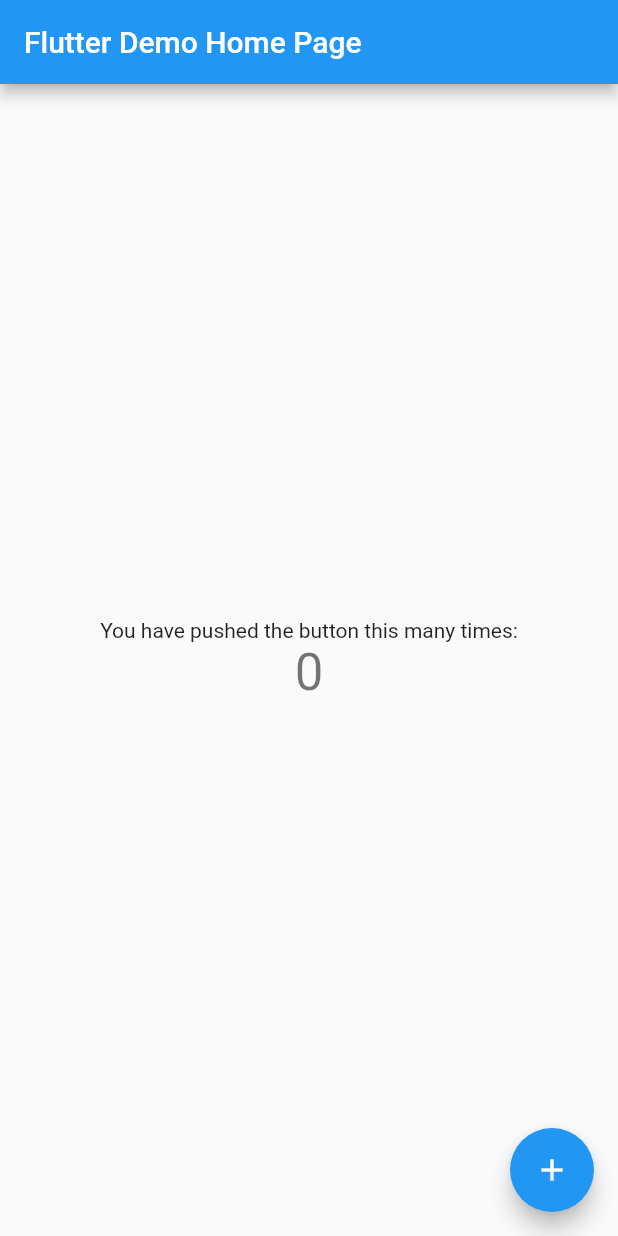
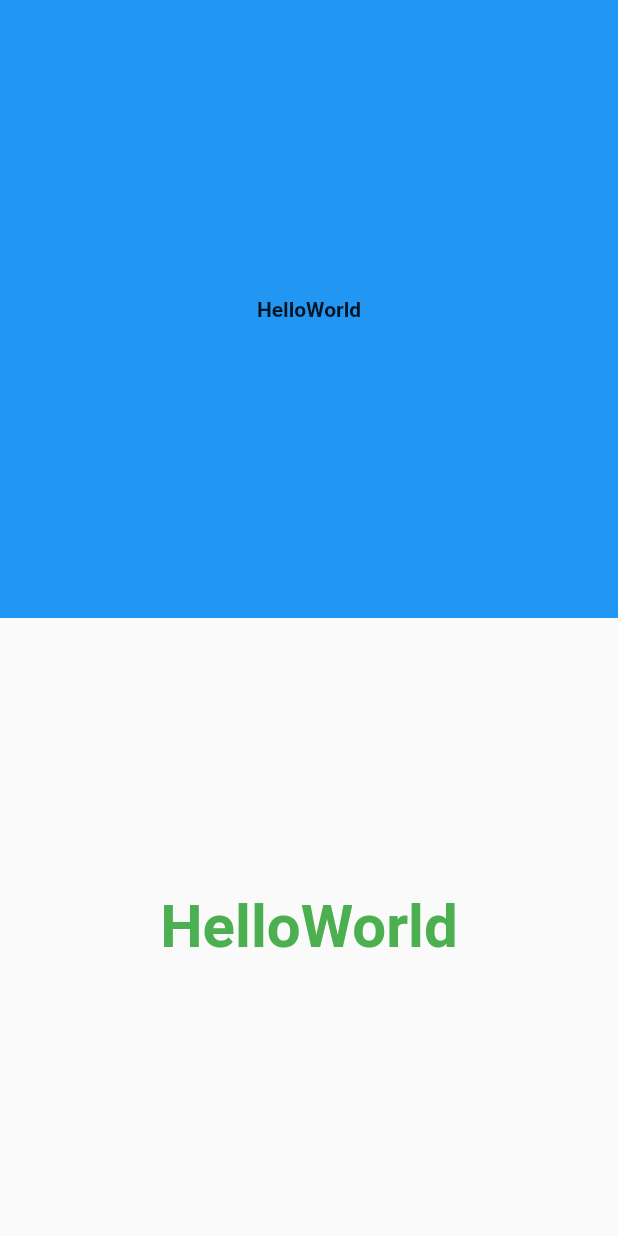
Before and after one commit to Ans67/flutter_demo, a Flutter app: the screen it shows after launch, on a phone screen of 412 x 824 dp. Run offline on Flutter 3.47's test engine with Material 2 defaults, Android fonts, the phone set to English and light mode, and no system bars.

Commit message:
testing demos

```diff
--- a/lib/main.dart
+++ b/lib/main.dart
@@ -1,7 +1,11 @@
 import 'package:flutter/material.dart';
+import 'package:flutter_application/test.dart';
+import 'package:flutter_application/test2.dart';
 
 void main() {
-  runApp(MyApp());
+  // runApp(MyApp());
+  // runApp(Test());
+  runApp(Test2());
 }
 
 class MyApp extends StatelessWidget {
--- /dev/null
+++ b/lib/test2.dart
@@ -0,0 +1,82 @@
+import 'package:flutter/cupertino.dart';
+import 'package:flutter/material.dart';
+
+class Test2 extends StatefulWidget {
+  const Test2({Key key}) : super(key: key);
+
+  @override
+  _Test2State createState() => _Test2State();
+}
+
+class _Test2State extends State<Test2> {
+  var textStyle = TextStyle(
+    fontWeight: FontWeight.bold,
+  );
+
+  var textStyle2 = TextStyle(
+    fontWeight: FontWeight.bold,
+    color: Colors.green,
+    fontSize: 40.0,
+  );
+
+  @override
+  Widget build(BuildContext context) {
+    return MaterialApp(
+      home: Scaffold(
+        body: Container(
+          child: Column(
+            children: [
+              Expanded(
+                child: _buildMaterialApp(),
+              ),
+              Expanded(
+                child: _buildCupertinoApp(),
+              ),
+            ],
+          ),
+        ),
+      ),
+    );
+  }
+
+  Widget _buildCupertinoApp() {
+    return Center(
+      child: Container(
+        child: Row(
+          mainAxisAlignment: MainAxisAlignment.center,
+          children: [
+            Text(
+              "Hello",
+              style: textStyle2,
+            ),
+            Text(
+              "World",
+              style: textStyle2,
+            )
+          ],
+        ),
+      ),
+    );
+  }
+
+  Widget _buildMaterialApp() {
+    return Container(
+      color: Colors.blue,
+      child: Center(
+        child: Row(
+          mainAxisAlignment: MainAxisAlignment.center,
+          children: [
+            Text(
+              "Hello",
+              style: textStyle,
+            ),
+            Text(
+              "World",
+              style: textStyle,
+            ),
+          ],
+        ),
+      ),
+    );
+  }
+}
```
Also changed, not shown: lib/test.dart (added, +96 -0 lines).
